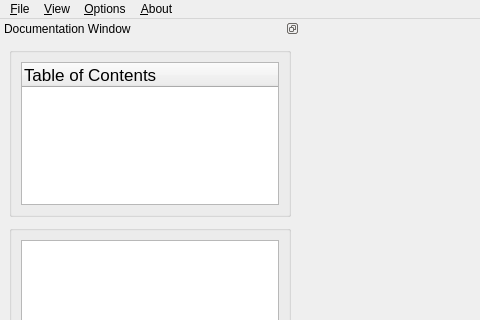
The window that src/gui/main_window.ui (Ecotrust/delphos) describes before a commit, drawn with Qt 5; both pictures show x 0 to 480 and y 0 to 320 of the 1010 by 719 pixel window.
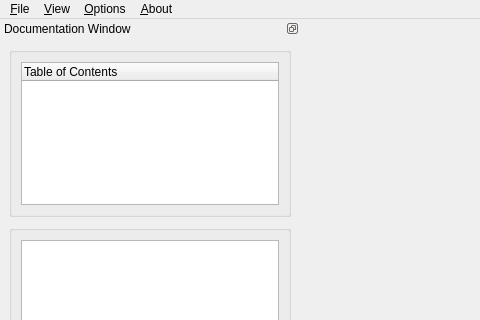
The same window after the commit. Custom widgets are drawn as their Qt base class.

What changed in the file:
```diff
--- a/src/gui/main_window.ui
+++ b/src/gui/main_window.ui
@@ -79,7 +79,10 @@
     </size>
    </property>
    <property name="font" >
-    <font/>
+    <font>
+     <family>Arial</family>
+     <pointsize>9</pointsize>
+    </font>
    </property>
    <property name="styleSheet" >
     <string/>
@@ -137,7 +140,8 @@
             </property>
             <property name="font" >
              <font>
-              <pointsize>13</pointsize>
+              <family>Arial</family>
+              <pointsize>9</pointsize>
              </font>
             </property>
             <column>
```
Left out of the diff: 13 changed lines with no effect on the pictures.
